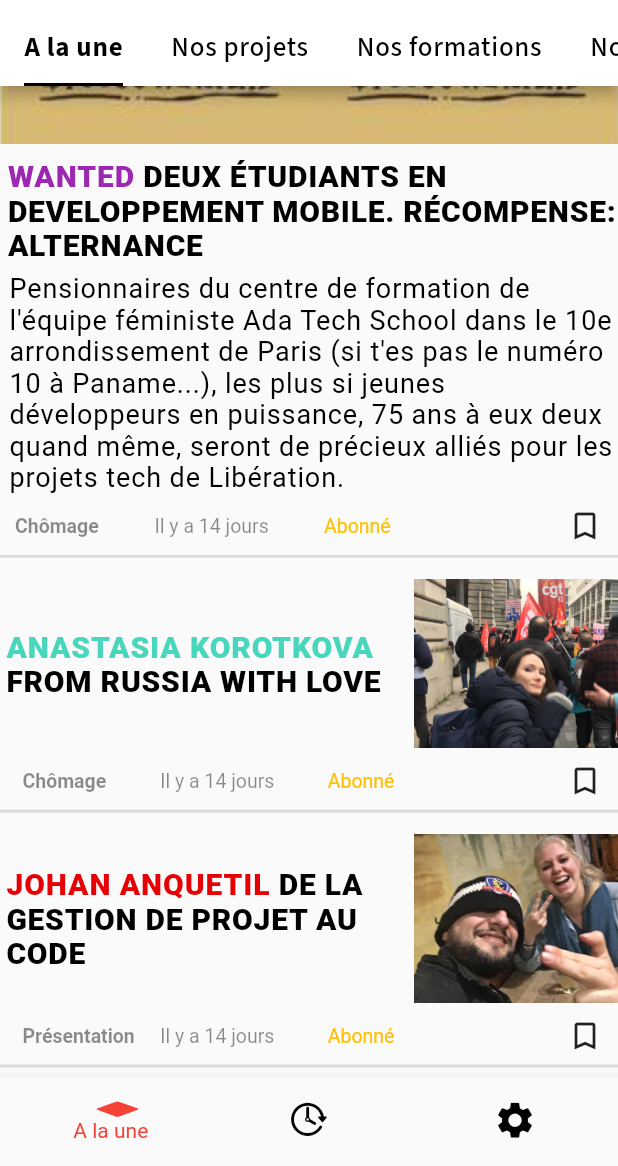
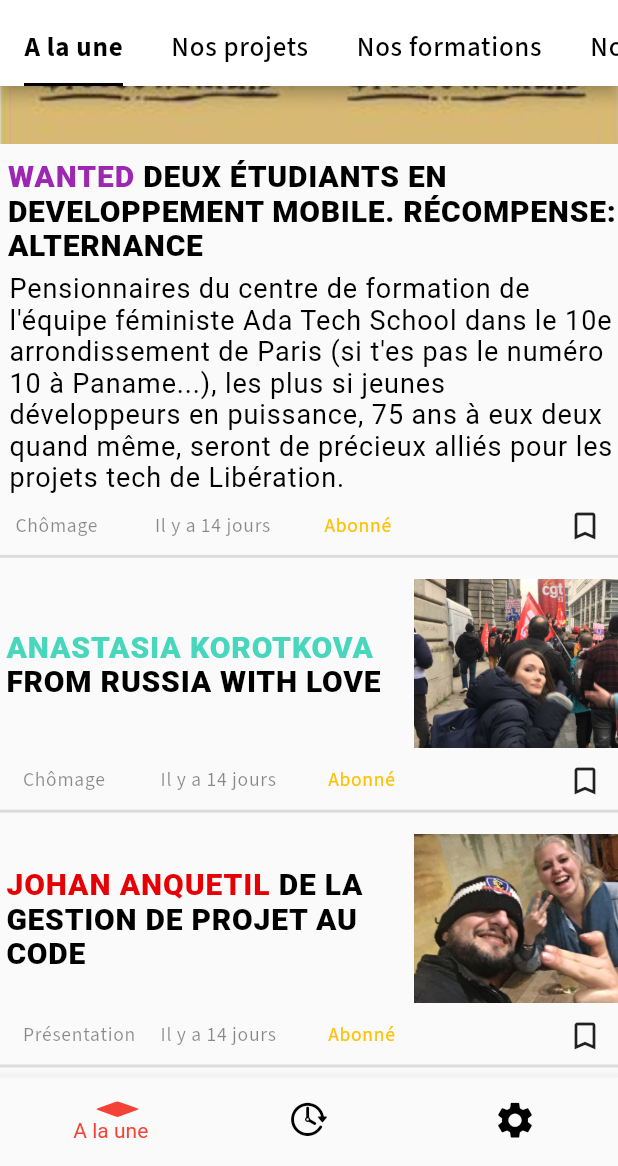
Before and after one commit to Nastiakor/Liberation_resume_app, a Flutter app: the screen it shows after launch, scrolled down 252 dp, on a phone screen of 412 x 824 dp, the part 70-1236 px from its top. Run offline on Flutter 3.47's test engine with Material 2 defaults, Android fonts, the phone set to English and light mode, and no system bars; our stand-ins replace google_fonts; missing offline and left inert: flutter_launcher_icons; Roboto replaces fonts that are missing (Tinos); project files that could hold a hidden picture were left out.

Commit message:
Style modifs theme, date, abonné

```diff
--- a/lib/Controllers/BottomBarArticle.dart
+++ b/lib/Controllers/BottomBarArticle.dart
@@ -65,7 +65,6 @@
     );
   }
 
-
   @override
   Widget build(BuildContext context) {
     return BottomNavigationBar(
--- a/lib/style.dart
+++ b/lib/style.dart
@@ -136,10 +136,9 @@
         child: RichText(
           text: TextSpan(
             text: "$theme",
-            style: TextStyle(
-                fontWeight: FontWeight.bold,
-                color: Colors.black45,
-                fontSize: 13),
+            style: GoogleFonts.sourceSansPro(
+                textStyle: TextStyle(
+                    color: Colors.black45, fontSize: 13, letterSpacing: 0.5)),
           ),
         ),
       ),
@@ -155,7 +154,9 @@
         child: RichText(
           text: TextSpan(
             text: "$time",
-            style: TextStyle(color: Colors.black45, fontSize: 13),
+            style: GoogleFonts.sourceSansPro(
+                textStyle: TextStyle(
+                    color: Colors.black45, fontSize: 13, letterSpacing: 0.5)),
           ),
         ),
       ),
@@ -171,7 +172,10 @@
         child: RichText(
           text: TextSpan(
             text: "Abonné",
-            style: TextStyle(color: Colors.amber, fontSize: 13),
+            style: GoogleFonts.sourceSansPro(
+              textStyle: TextStyle(
+                  color: Colors.amber, fontSize: 13, letterSpacing: 0.5),
+            ),
           ),
         ),
       ),
@@ -193,8 +197,10 @@
 }
 
 Text appBarMenu(item) {
-  return Text("$item",
-      style: GoogleFonts.sourceSansPro(
-          textStyle: TextStyle(
-              color: Colors.black, fontSize: 18, letterSpacing: 0.5)));
+  return Text(
+    "$item",
+    style: GoogleFonts.sourceSansPro(
+        textStyle:
+            TextStyle(color: Colors.black, fontSize: 18, letterSpacing: 0.5)),
+  );
 }
```
Also changed, not shown: lib/Controllers/bottomNavigationBar.dart (+8 -4 lines).
